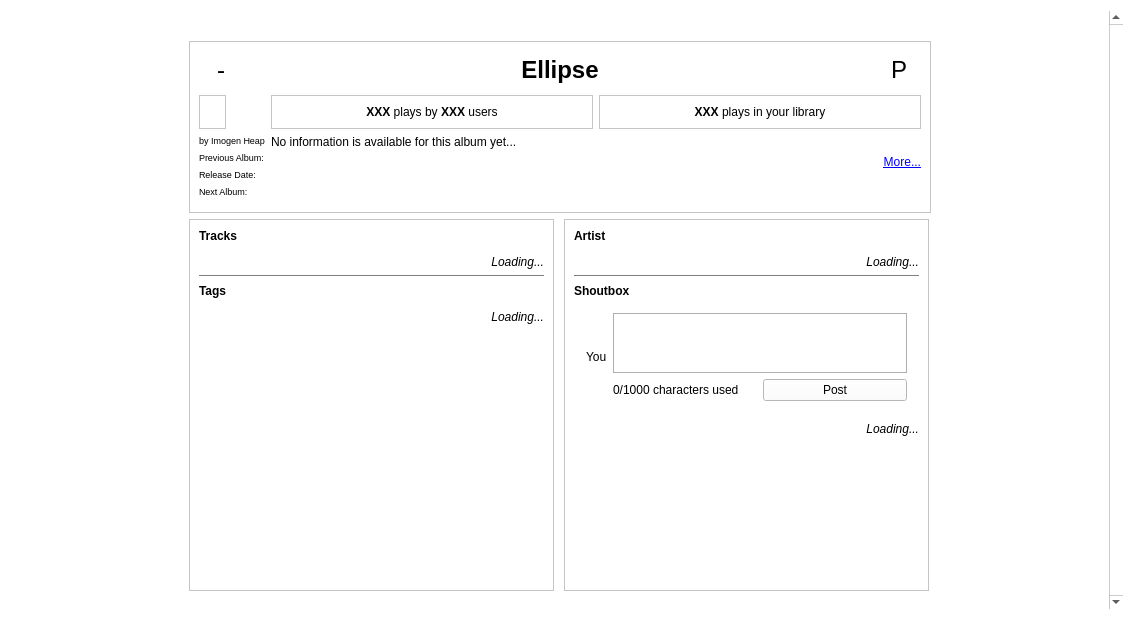
This is halbumcontext.ui in jnetterf/hathor as Qt 5 draws it before an edit. The edited form follows.
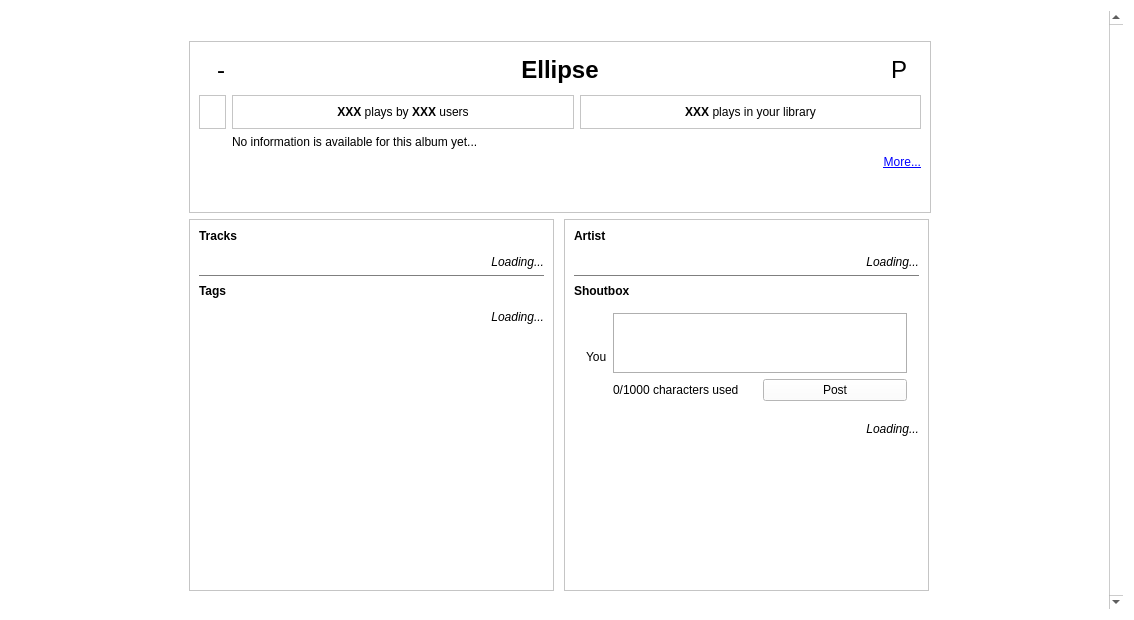
This is the edited form. Icons and pictures are not drawn. Custom widgets are drawn as their Qt base class.

Diff of the .ui file:
```diff
--- a/halbumcontext.ui
+++ b/halbumcontext.ui
@@ -1868,81 +1868,6 @@
                  </layout>
                 </widget>
                </item>
-               <item>
-                <widget class="QLabel" name="label_artist">
-                 <property name="sizePolicy">
-                  <sizepolicy hsizetype="Maximum" vsizetype="Preferred">
-                   <horstretch>0</horstretch>
-                   <verstretch>0</verstretch>
-                  </sizepolicy>
-                 </property>
-                 <property name="font">
-                  <font>
-                   <pointsize>7</pointsize>
-                  </font>
-                 </property>
-                 <property name="text">
-                  <string>by Imogen Heap</string>
-                 </property>
-                 <property name="alignment">
-                  <set>Qt::AlignCenter</set>
-                 </property>
-                </widget>
-               </item>
-               <item>
-                <widget class="QLabel" name="label_13">
-                 <property name="sizePolicy">
-                  <sizepolicy hsizetype="Maximum" vsizetype="Preferred">
-                   <horstretch>0</horstretch>
-                   <verstretch>0</verstretch>
-                  </sizepolicy>
-                 </property>
-                 <property name="font">
-                  <font>
-                   <pointsize>7</pointsize>
-                  </font>
-                 </property>
-                 <property name="text">
-                  <string>Previous Album:</string>
-                 </property>
-                </widget>
-               </item>
-               <item>
-                <widget class="QLabel" name="label_14">
-                 <property name="sizePolicy">
-                  <sizepolicy hsizetype="Maximum" vsizetype="Preferred">
-                   <horstretch>0</horstretch>
-                   <verstretch>0</verstretch>
-                  </sizepolicy>
-                 </property>
-                 <property name="font">
-                  <font>
-                   <pointsize>7</pointsize>
-                  </font>
-                 </property>
-                 <property name="text">
-                  <string>Release Date:</string>
-                 </property>
-                </widget>
-               </item>
-               <item>
-                <widget class="QLabel" name="label_15">
-                 <property name="sizePolicy">
-                  <sizepolicy hsizetype="Maximum" vsizetype="Preferred">
-                   <horstretch>0</horstretch>
-                   <verstretch>0</verstretch>
-                  </sizepolicy>
-                 </property>
-                 <property name="font">
-                  <font>
-                   <pointsize>7</pointsize>
-                  </font>
-                 </property>
-                 <property name="text">
-                  <string>Next Album:</string>
-                 </property>
-                </widget>
-               </item>
                <item>
                 <spacer name="verticalSpacer_6">
                  <property name="orientation">
@@ -2056,7 +1981,7 @@
                  <rect>
                   <x>0</x>
                   <y>0</y>
-                  <width>638</width>
+                  <width>692</width>
                   <height>79</height>
                  </rect>
                 </property>
```
